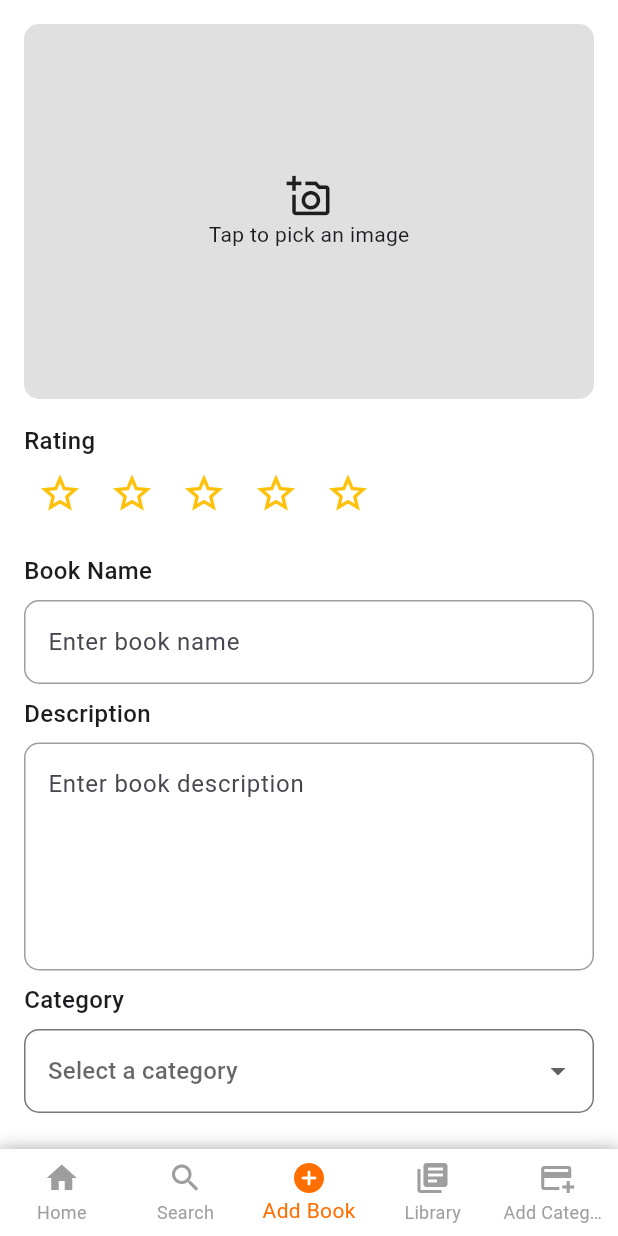
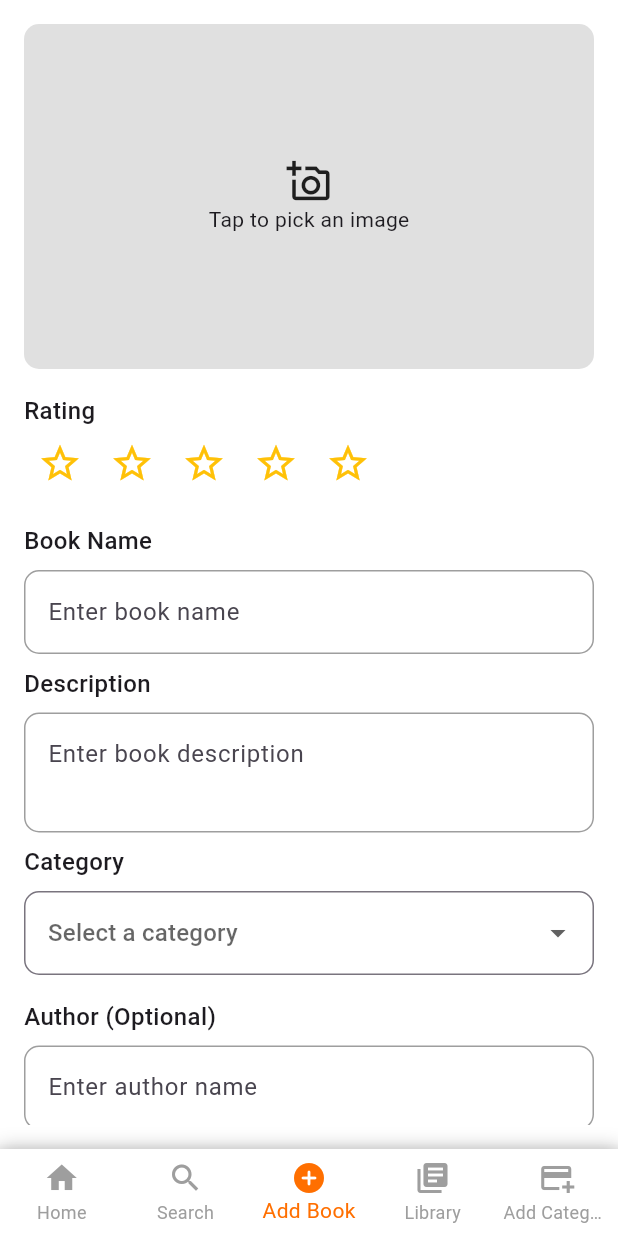
Before and after one commit to Nasaee/library_app, a Flutter app: the AddBookScreen screen opened by its route, on a phone screen of 412 x 824 dp. Run offline on Flutter 3.47's test engine with Material 3 defaults, Android fonts, the phone set to English and light mode, and no system bars; our stand-ins replace flutter_easyloading, fluttertoast, go_router, image_picker, sqflite; accounts and stored records are empty.

Commit message:
update add book page

```diff
--- a/lib/screens/main_screens/add_book_screen.dart
+++ b/lib/screens/main_screens/add_book_screen.dart
@@ -56,7 +56,7 @@ class _AddBookScreenState extends State<AddBookScreen> {
                     onTap: _pickImage,
                     child: Container(
                       width: double.infinity,
-                      height: 250,
+                      height: 230,
                       decoration: BoxDecoration(
                         color: Colors.grey[300],
                         borderRadius: BorderRadius.circular(10),
@@ -141,7 +141,7 @@ class _AddBookScreenState extends State<AddBookScreen> {
                     label: 'Description',
                     hint: 'Enter book description',
                     controller: _descriptionController,
-                    maxLines: 5,
+                    maxLines: 2,
                     onChanged: () => setState(() {}),
                     validator: (value) => value == null || value.isEmpty
                         ? 'Description cannot be empty'
@@ -212,8 +212,12 @@ class _AddBookScreenState extends State<AddBookScreen> {
                       style: ElevatedButton.styleFrom(
                         backgroundColor: Colors.amber[700],
                       ),
-                      child: const Text('Save',
-                          style: TextStyle(color: Colors.white)),
+                      child: const Text('SAVE',
+                          style: TextStyle(
+                            color: Colors.white,
+                            fontWeight: FontWeight.bold,
+                            letterSpacing: 1,
+                          )),
                     ),
                   ),
                 ],
```
